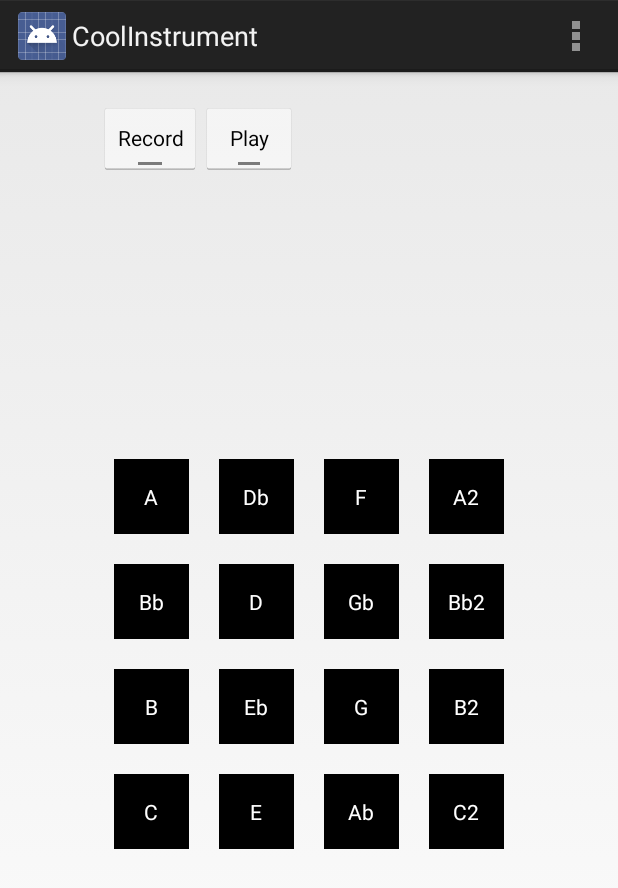
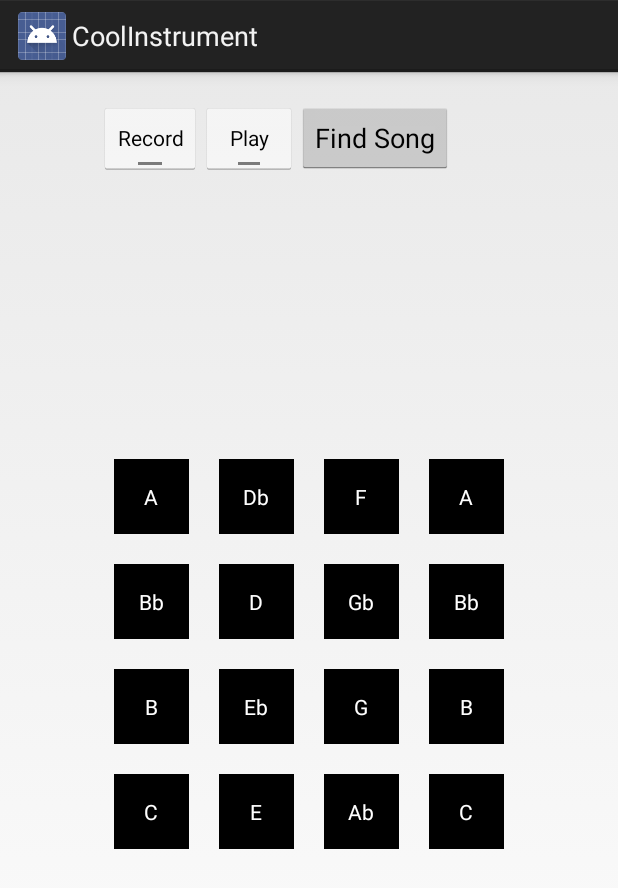
Before and after one commit to shidetian/CoolerInstrument, an Android app: the Instrument screen opened directly, with no data from a screen before it, on a phone screen of 412 x 824 dp. Shown: the top 888 px of the screen. Run offline under Robolectric (Android 15) with nearby library versions, the phone set to English and light mode, and no system bars; pictures from the network do not load.

Commit message:
fixed button sounds and end of a song, removed menu

```diff
--- a/app/src/main/java/com/example/coolinstrument/Instrument.java
+++ b/app/src/main/java/com/example/coolinstrument/Instrument.java
@@ -130,24 +130,29 @@ public class Instrument extends Activity {
 	    }
 	}
 
-    @Override
-    public boolean onCreateOptionsMenu(Menu menu) {
-        MenuInflater inflater=getMenuInflater();
-        inflater.inflate(R.menu.main, menu);
-        return super.onCreateOptionsMenu(menu);
+    public void onSongsClick(View view) {
+        Intent songsIntent = new Intent(getApplicationContext(), SongsActivity.class);
+        startActivityForResult(songsIntent, SONG_ID_REQUEST);
     }
 
-    @Override
-    public boolean onOptionsItemSelected(MenuItem item) {
-        switch(item.getItemId())
-        {
-            case R.id.songs:
-                Intent songsIntent = new Intent(getApplicationContext(), SongsActivity.class);
-                startActivityForResult(songsIntent, SONG_ID_REQUEST);
-                break;
-        }
-        return true;
-    }
+//    @Override
+//    public boolean onCreateOptionsMenu(Menu menu) {
+//        MenuInflater inflater=getMenuInflater();
+//        inflater.inflate(R.menu.main, menu);
+//        return super.onCreateOptionsMenu(menu);
+//    }
+//
+//    @Override
+//    public boolean onOptionsItemSelected(MenuItem item) {
+//        switch(item.getItemId())
+//        {
+//            case R.id.songs:
+//                Intent songsIntent = new Intent(getApplicationContext(), SongsActivity.class);
+//                startActivityForResult(songsIntent, SONG_ID_REQUEST);
+//                break;
+//        }
+//        return true;
+//    }
 
     @Override
     public void onActivityResult(int requestCode, int resultCode, Intent data) {
@@ -191,10 +196,6 @@ public class Instrument extends Activity {
                     // Getting JSON Array node
                     JSONObject songJson = new JSONObject(jsonStr);
 
-
-//                    String id = songJson.getString(TAG_ID);
-//                    String title = songJson.getString(TAG_TITLE);
-//                    String createdAt = songJson.getString(TAG_CREATED_AT);
                     JSONArray notesJson = songJson.getJSONArray("notes");
 
                     for (int j = 0; j < notesJson.length(); j++) {
--- a/app/src/main/java/com/example/coolinstrument/Piano.java
+++ b/app/src/main/java/com/example/coolinstrument/Piano.java
@@ -3,6 +3,7 @@ package com.example.coolinstrument;
 import android.content.Context;
 import android.media.AudioManager;
 import android.media.SoundPool;
+import android.util.Log;
 
 import java.util.HashMap;
 
@@ -16,7 +17,7 @@ public class Piano {
 
     public Piano(Context context) {
 
-        sp = new SoundPool(2, AudioManager.STREAM_MUSIC, 0);
+        sp = new SoundPool(15, AudioManager.STREAM_MUSIC, 0);
         soundList = new HashMap<Integer, Integer>();
 
         soundList.put(24, sp.load(context, R.raw.c1, 1));
@@ -98,14 +99,10 @@ public class Piano {
         soundList.put(94, sp.load(context, R.raw.bb6, 1));
         soundList.put(95, sp.load(context, R.raw.b6, 1));
 
-//        context.registerKeyDownListener(new KeyDownListener() {
-//            public void onKeyDown(int noteNumber) {
-//                playSound(noteNumber);
-//            }
-//        });
     }
 
     public void playSound(int noteNumber){
+        Log.d("note number:   ", "hi" + noteNumber);
         sp.play(soundList.get(noteNumber), 1, 1, 0, 0, 1);
 //        if (recording){
 //            currentSong.put(System.currentTimeMillis() - startTime, note);
--- a/app/src/main/java/com/example/coolinstrument/Replayer.java
+++ b/app/src/main/java/com/example/coolinstrument/Replayer.java
@@ -48,6 +48,10 @@ public class Replayer {
         playbackTimer.schedule(new TimerTask() {
             @Override
             public void run() {
+                if (getCurrentIndex() >= song.size()) {
+                    return ;
+                }
+
                 Note note = getCurrentNote();
 
                 if (note.isKeyboardDown()) {
@@ -55,6 +59,7 @@ public class Replayer {
                 }
 
                 incrementCurrentIndex();
+
                 _playNextNote();
             }
         }, getWaitTime());
--- a/app/src/main/res/layout/instrument.xml
+++ b/app/src/main/res/layout/instrument.xml
@@ -29,7 +29,7 @@
                 android:layout_marginRight="5sp"
                 android:background="#000000"
                 android:gravity="center"
-                android:tag="50"
+                android:tag="45"
                 android:text="A"
                 android:textColor="#ffffff" />
 
@@ -43,7 +43,7 @@
                 android:layout_marginRight="5sp"
                 android:background="#000000"
                 android:gravity="center"
-                android:tag="50"
+                android:tag="46"
                 android:text="Bb"
                 android:textColor="#ffffff" />
 
@@ -57,7 +57,7 @@
                 android:layout_marginRight="5sp"
                 android:background="#000000"
                 android:gravity="center"
-                android:tag="50"
+                android:tag="47"
                 android:text="B"
                 android:textColor="#ffffff" />
 
@@ -71,7 +71,7 @@
                 android:layout_marginRight="5sp"
                 android:background="#000000"
                 android:gravity="center"
-                android:tag="50"
+                android:tag="48"
                 android:text="C"
                 android:textColor="#ffffff" />
         </LinearLayout>
@@ -136,7 +136,7 @@
                 android:layout_marginRight="5sp"
                 android:background="#000000"
                 android:gravity="center"
-                android:tag="50"
+                android:tag="52"
                 android:text="E"
                 android:textColor="#ffffff" />
         </LinearLayout>
@@ -159,7 +159,7 @@
                 android:layout_marginRight="5sp"
                 android:background="#000000"
                 android:gravity="center"
-                android:tag="50"
+                android:tag="53"
                 android:text="F"
                 android:textColor="#ffffff" />
 
@@ -173,7 +173,7 @@
                 android:layout_marginRight="5sp"
                 android:background="#000000"
                 android:gravity="center"
-                android:tag="50"
+                android:tag="54"
                 android:text="Gb"
                 android:textColor="#ffffff" />
 
@@ -187,7 +187,7 @@
                 android:layout_marginRight="5sp"
                 android:background="#000000"
                 android:gravity="center"
-                android:tag="50"
+                android:tag="55"
                 android:text="G"
                 android:textColor="#ffffff" />
 
@@ -201,7 +201,7 @@
                 android:layout_marginRight="5sp"
                 android:background="#000000"
                 android:gravity="center"
-                android:tag="50"
+                android:tag="56"
                 android:text="Ab"
                 android:textColor="#ffffff" />
         </LinearLayout>
@@ -224,8 +224,8 @@
                 android:layout_marginRight="5sp"
                 android:background="#000000"
                 android:gravity="center"
-                android:tag="50"
-                android:text="A2"
+                android:tag="57"
+                android:text="A"
                 android:textColor="#ffffff" />
 
             <TextView
@@ -238,8 +238,8 @@
                 android:layout_marginRight="5sp"
                 android:background="#000000"
                 android:gravity="center"
-                android:tag="50"
-                android:text="Bb2"
+                android:tag="58"
+                android:text="Bb"
                 android:textColor="#ffffff" />
 
             <TextView
@@ -252,8 +252,8 @@
                 android:layout_marginRight="5sp"
                 android:background="#000000"
                 android:gravity="center"
-                android:tag="50"
-                android:text="B2"
+                android:tag="59"
+                android:text="B"
                 android:textColor="#ffffff" />
 
             <TextView
@@ -266,8 +266,8 @@
                 android:layout_marginRight="5sp"
                 android:background="#000000"
                 android:gravity="center"
-                android:tag="50"
-                android:text="C2"
+                android:tag="60"
+                android:text="C"
                 android:textColor="#ffffff" />
         </LinearLayout>
     </LinearLayout>
@@ -295,4 +295,13 @@
         android:textOff="Play"
         android:textOn="Stop" />
 
+    <Button
+        android:layout_width="wrap_content"
+        android:layout_height="wrap_content"
+        android:text="Find Song"
+        android:onClick="onSongsClick"
+        android:id="@+id/songs_button"
+        android:layout_alignTop="@+id/playButton"
+        android:layout_toRightOf="@+id/playButton" />
+
 </RelativeLayout>
```
Also changed, not shown: 23 other files.
